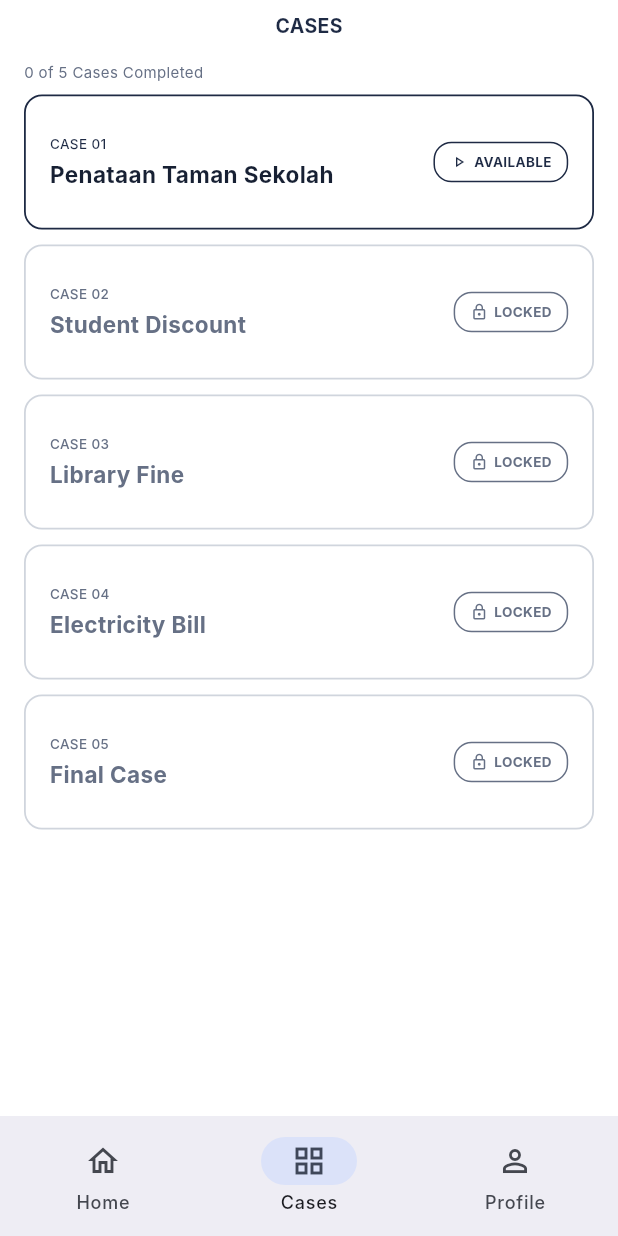
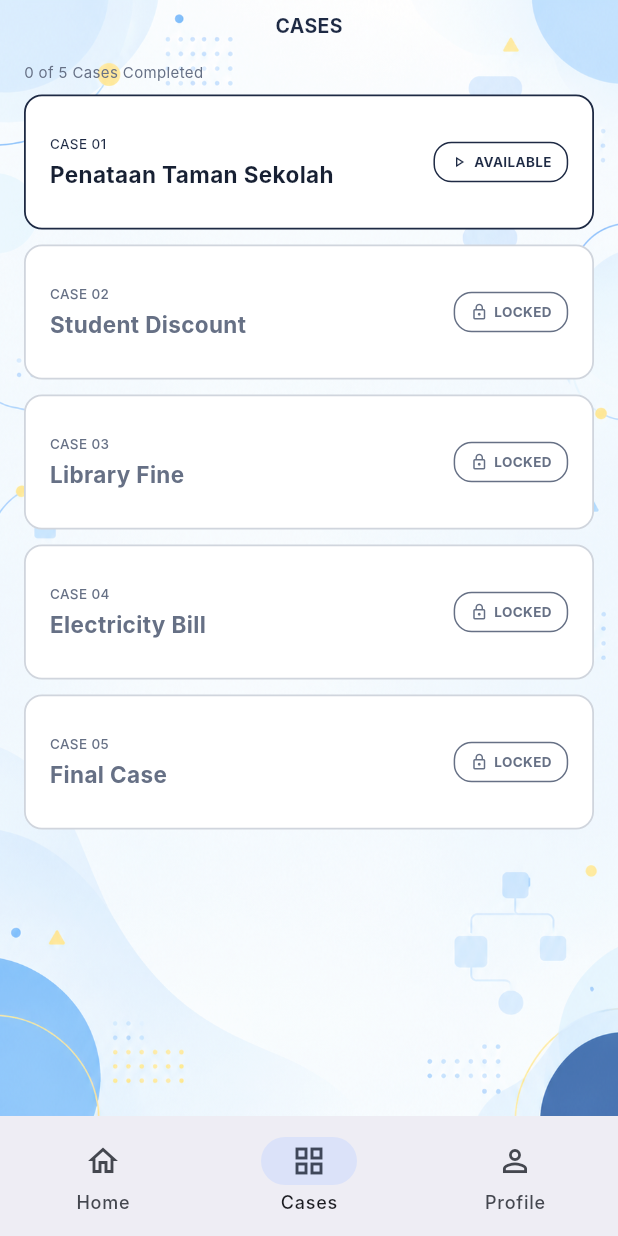
Before and after one commit to Aisyahazzahra04/algocasee, a Flutter app: the AppShell screen opened directly, on a phone screen of 412 x 824 dp. Run offline on Flutter 3.47's test engine with Material 3 defaults, Android fonts, the light colour scheme and no system bars; our stand-ins replace sqflite; accounts and stored records are empty; Roboto replaces fonts that are missing (Inter).

Commit message:
background case & profile

```diff
--- a/lib/screens/cases_screen.dart
+++ b/lib/screens/cases_screen.dart
@@ -10,8 +10,26 @@ class CasesScreen extends StatelessWidget {
 
   @override
   Widget build(BuildContext context) {
-    return SafeArea(
-      child: Padding(
+  return Stack(
+    children: [
+      // BACKGROUND
+      Positioned.fill(
+        child: Image.asset(
+          'assets/images/backgroundnav.png',
+          fit: BoxFit.cover,
+        ),
+      ),
+
+      // LAPISAN PUTIH TRANSPARAN
+      Positioned.fill(
+        child: Container(
+          color: Colors.white.withValues(alpha: 0.15),
+        ),
+      ),
+
+      // KONTEN HALAMAN CASES
+      SafeArea(
+        child: Padding(
         padding: const EdgeInsets.fromLTRB(16, 8, 16, 16),
         child: Column(
           crossAxisAlignment: CrossAxisAlignment.start,
@@ -136,6 +154,8 @@ class CasesScreen extends StatelessWidget {
           ],
         ),
       ),
+      )
+    ],
     );
   }
 }
```
Also changed, not shown: lib/screens/profile_screen.dart (+23 -2 lines).
